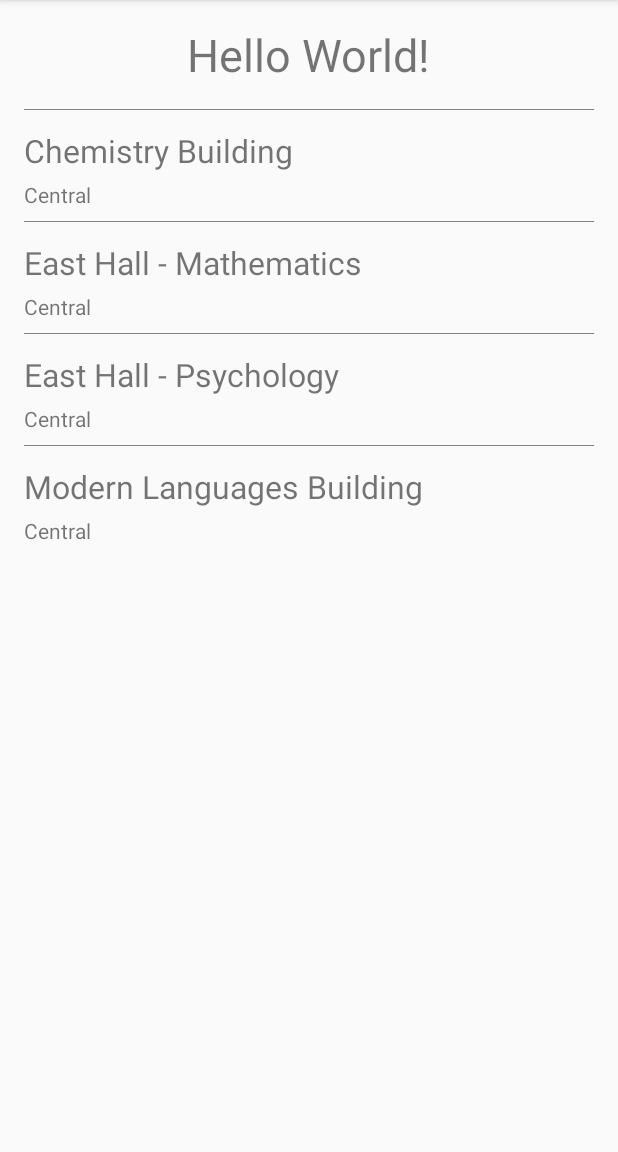
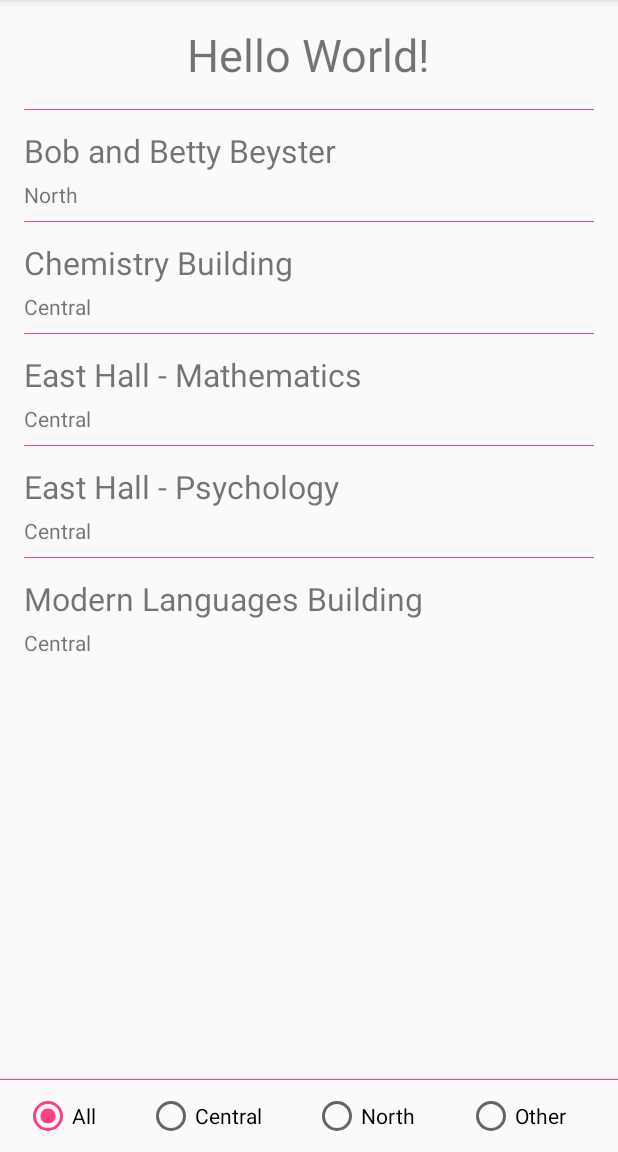
Before and after one commit to jjian4/CampusExplorer, an Android app: the screen it shows after launch (MainActivity), on a phone screen of 412 x 824 dp, the part 84-1236 px from its top. Run offline under Robolectric (Android 15) with nearby library versions, the phone set to English and light mode, and no system bars.

Commit message:
Implemented radio button group under list for filtering by campus

```diff
--- a/app/src/main/java/me/jamesjiang/campusexplorer/Buildings.kt
+++ b/app/src/main/java/me/jamesjiang/campusexplorer/Buildings.kt
@@ -17,6 +17,9 @@ data class Building(val name: String,
 
         //Set of all buildings with their name, campus, and urls
         val buildings: Set<Building> = setOf(
+                Building("Bob and Betty Beyster", Area.North, "bob+and+betty+beyster+building",
+                        "https://campusinfo.umich.edu/building-search/building/525/bob-and-betty-beyster-building"),
+
                 Building("Chemistry Building", Area.Central, "chemistry+building",
                         "https://campusinfo.umich.edu/building-search/building/34/chemistry-dow-willard-h-laboratory"),
 
--- a/app/src/main/java/me/jamesjiang/campusexplorer/MainActivity.kt
+++ b/app/src/main/java/me/jamesjiang/campusexplorer/MainActivity.kt
@@ -3,22 +3,38 @@ package me.jamesjiang.campusexplorer
 import android.support.v7.app.AppCompatActivity
 import android.os.Bundle
 import android.support.v7.widget.LinearLayoutManager
+import android.util.Log
 import kotlinx.android.synthetic.main.activity_main.*
 
+//Displays list of buildings, with filter and search options
 class MainActivity : AppCompatActivity() {
 
     override fun onCreate(savedInstanceState: Bundle?) {
         super.onCreate(savedInstanceState)
         setContentView(R.layout.activity_main)
 
-
+        //Recyclerview of buildings, with default radio button at all
         recylcerview_buildings.layoutManager = LinearLayoutManager(this)
-
         var buildingsList = Building.buildings.toMutableList()
         buildingsList.sortBy { it.name }
         recylcerview_buildings.adapter = BuildingsAdapter(this, buildingsList)
 
 
+        //List changes depending on which campus (radio button) is selected
+        val centralList = buildingsList.filter { building -> building.area == Building.Area.Central }
+        val northList = buildingsList.filter { building -> building.area == Building.Area.North }
+        val otherList = buildingsList.filter { building -> building.area == Building.Area.Other }
+
+        radioGroup.setOnCheckedChangeListener{_, isChecked ->
+            when(isChecked) {
+                radioButton_all.id -> recylcerview_buildings.adapter = BuildingsAdapter(this, buildingsList)
+                radioButton_central.id -> recylcerview_buildings.adapter = BuildingsAdapter(this, centralList)
+                radioButton_north.id -> recylcerview_buildings.adapter = BuildingsAdapter(this, northList)
+                radioButton_other.id -> recylcerview_buildings.adapter = BuildingsAdapter(this, otherList)
+            }
+        }
+
+
     }
 
 }
--- a/app/src/main/res/layout/activity_building_info.xml
+++ b/app/src/main/res/layout/activity_building_info.xml
@@ -43,11 +43,21 @@
             android:text="@string/info_directions_button" />
     </LinearLayout>
 
+    <View
+        android:layout_width="fill_parent"
+        android:layout_height="2dp"
+        android:background="@color/colorAccent" />
+
     <WebView
         android:id="@+id/webview"
         android:layout_width="match_parent"
         android:layout_height="wrap_content"
         android:layout_weight="1"></WebView>
+
+    <View
+        android:layout_width="fill_parent"
+        android:layout_height="2dp"
+        android:background="@color/colorAccent" />
 
     <Button
         android:id="@+id/button_info_goto_main"
--- a/app/src/main/res/layout/activity_main.xml
+++ b/app/src/main/res/layout/activity_main.xml
@@ -21,13 +21,61 @@
         android:id="@+id/recylcerview_buildings"
         android:layout_width="0dp"
         android:layout_height="0dp"
-        android:layout_marginBottom="16dp"
+        android:layout_marginBottom="8dp"
         android:layout_marginEnd="16dp"
         android:layout_marginStart="16dp"
         android:layout_marginTop="16dp"
-        app:layout_constraintBottom_toBottomOf="parent"
+        app:layout_constraintBottom_toTopOf="@+id/radioGroup"
         app:layout_constraintEnd_toEndOf="parent"
         app:layout_constraintStart_toStartOf="parent"
         app:layout_constraintTop_toBottomOf="@+id/textView" />
 
+    <View
+        android:layout_width="fill_parent"
+        android:layout_height="0.5dp"
+        android:layout_marginBottom="8dp"
+        android:background="@color/colorAccent"
+        app:layout_constraintBottom_toTopOf="@id/radioGroup" />
+
+    <RadioGroup
+        android:id="@+id/radioGroup"
+        android:layout_width="0dp"
+        android:layout_height="wrap_content"
+        android:layout_marginBottom="8dp"
+        android:layout_marginStart="16dp"
+        android:checkedButton="@+id/radioButton_all"
+        android:orientation="horizontal"
+        app:layout_constraintBottom_toBottomOf="parent"
+        app:layout_constraintEnd_toEndOf="parent"
+        app:layout_constraintStart_toStartOf="parent">
+
+        <RadioButton
+            android:id="@+id/radioButton_all"
+            android:layout_width="wrap_content"
+            android:layout_height="wrap_content"
+            android:layout_weight="1"
+            android:text="All" />
+
+        <RadioButton
+            android:id="@+id/radioButton_central"
+            android:layout_width="wrap_content"
+            android:layout_height="wrap_content"
+            android:layout_weight="1"
+            android:text="Central" />
+
+        <RadioButton
+            android:id="@+id/radioButton_north"
+            android:layout_width="wrap_content"
+            android:layout_height="wrap_content"
+            android:layout_weight="1"
+            android:text="North" />
+
+        <RadioButton
+            android:id="@+id/radioButton_other"
+            android:layout_width="wrap_content"
+            android:layout_height="wrap_content"
+            android:layout_weight="1"
+            android:text="Other" />
+    </RadioGroup>
+
 </android.support.constraint.ConstraintLayout>
--- a/app/src/main/res/layout/buildings_row.xml
+++ b/app/src/main/res/layout/buildings_row.xml
@@ -32,6 +32,6 @@
     <View
         android:layout_width="fill_parent"
         android:layout_height="0.5dp"
-        android:background="@color/colorAccent" />
+        android:background="@color/colorAccent"/>
 
 </android.support.constraint.ConstraintLayout>
```
